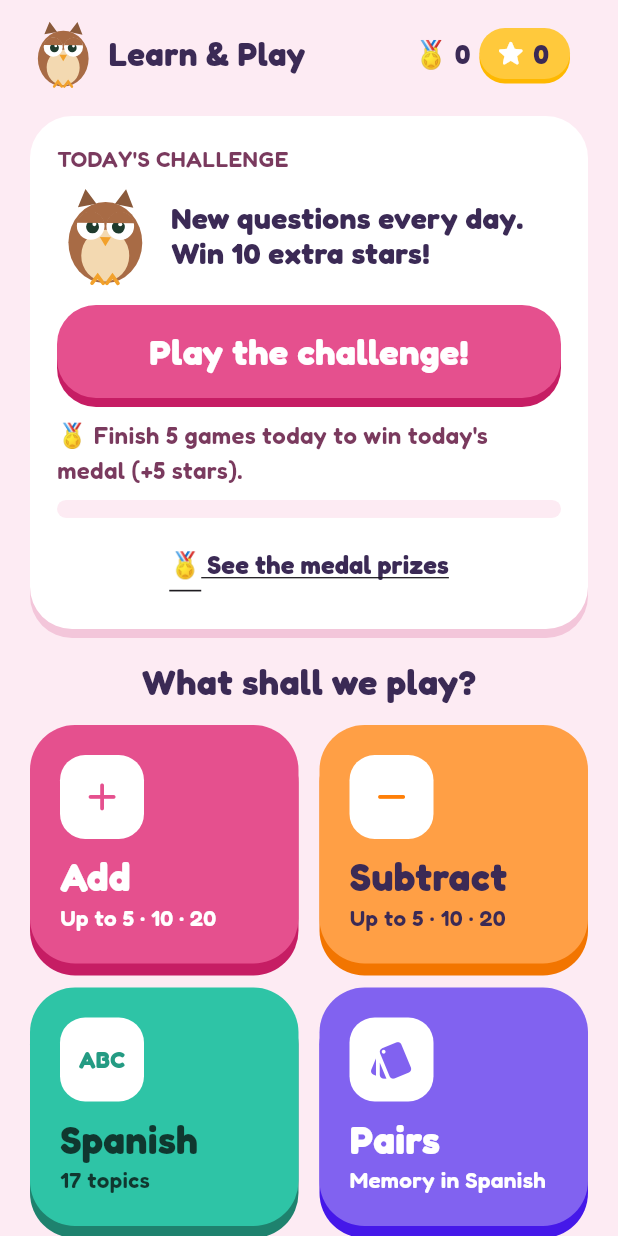
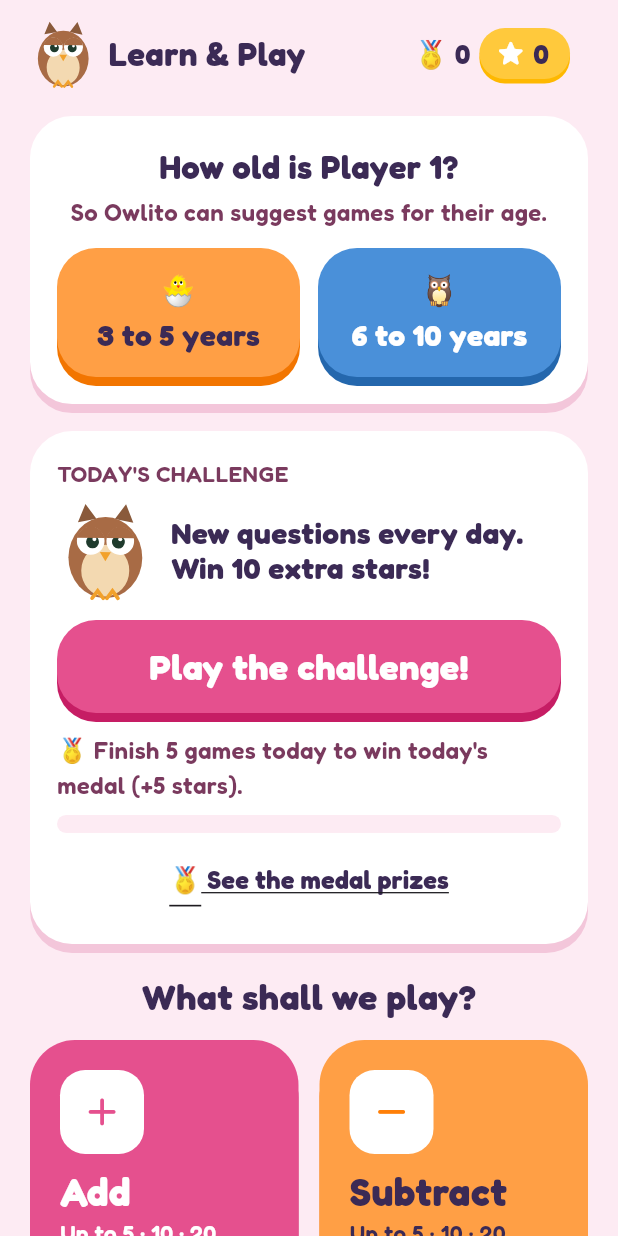
Before and after one commit to VL4N/Infantil, a Flutter app: the MenuScreen screen opened directly, on a phone screen of 412 x 824 dp. Run offline on Flutter 3.47's test engine with Material 3 defaults, Android fonts, the phone set to English and light mode, and no system bars; our stand-ins replace audioplayers, flutter_local_notifications, flutter_tts, google_mobile_ads, in_app_purchase, shared_preferences and 1 more; accounts and stored records are empty.

Commit message:
Fase A por edades: edad de cada niño, explicación corta para grandes y "Ya entendí"
- Cada niño tiene su edad (3 a 5 o 6 a 10): se pregunta una vez en el menú, se elige
  al agregar un niño y se cambia en la zona de papás.
- Niveles marcados "Para tu edad" según la edad.
- A los grandes, la explicación de un error va directo a la respuesta (sin contar todo).
- Botón "⏭ Ya entendí" a los 2 segundos de empezar la explicación: la corta y deja
  marcada la respuesta para tocarla, sin tener que salir del juego.

Co-Authored-By: Claude Opus 5.5 <noreply@anthropic.com>
Claude-Session: https://claude.ai/code/session_01HnKd8G3W1hyppV29D5Z1Vg

```diff
--- a/lib/screens/menu_screen.dart
+++ b/lib/screens/menu_screen.dart
@@ -101,6 +101,8 @@ class MenuScreen extends StatelessWidget {
     final today = AppState.instance.gamesToday;
     final left = AppState.dailyGoal - today;
     return [
+      // La primera vez: la edad del niño (para recomendarle niveles y acortar las explicaciones).
+      if (AppState.instance.ageGroup == null) ...[const _AgeCard(), const SizedBox(height: 18)],
       _ChallengeCard(today: today, left: left),
       const SizedBox(height: 18),
       Text(tr('¿Qué jugamos?', 'What shall we play?'),
@@ -583,6 +585,8 @@ class MathLevelsScreen extends StatelessWidget {
             Text(tr('Elige un nivel', 'Pick a level'), textAlign: TextAlign.center, style: const TextStyle(fontSize: 26)),
             for (final (max, _) in mathLevels) ...[
               const SizedBox(height: 16),
+              _ForYourAge(
+                subtract ? subtractKey(max) : mathKey(max),
                 BigButton(
                   label: mathLevelLabel(max),
                   locked: !state.canPlayMath(max),
@@ -594,6 +598,7 @@ class MathLevelsScreen extends StatelessWidget {
                               : GameScreen(title: tr('Sumar', 'Add'), progressKey: mathKey(max), makeQuestion: (r) => mathQuestion(r, max)),
                         ))
                       : askPremium(context),
+                ),
               ),
             ],
           ],
@@ -661,6 +666,8 @@ class NumbersScreen extends StatelessWidget {
             Text(tr('Elige un juego', 'Pick a game'), textAlign: TextAlign.center, style: const TextStyle(fontSize: 26)),
             for (final level in numberLevels) ...[
               const SizedBox(height: 16),
+              _ForYourAge(
+                level.key,
                 BigButton(
                   label: level.label,
                   fontSize: 22,
@@ -671,6 +678,7 @@ class NumbersScreen extends StatelessWidget {
                           builder: (_) => GameScreen(title: tr('Números', 'Numbers'), progressKey: level.key, makeQuestion: level.make),
                         ))
                       : askPremium(context),
+                ),
               ),
             ],
           ],
@@ -697,6 +705,8 @@ class LettersScreen extends StatelessWidget {
             Text(tr('Elige un juego', 'Pick a game'), textAlign: TextAlign.center, style: const TextStyle(fontSize: 26)),
             for (final level in letterLevels) ...[
               const SizedBox(height: 16),
+              _ForYourAge(
+                level.key,
                 BigButton(
                   label: level.label,
                   fontSize: 22,
@@ -708,6 +718,7 @@ class LettersScreen extends StatelessWidget {
                         ))
                       : askPremium(context),
                 ),
+              ),
             ],
           ],
         ),
@@ -715,3 +726,77 @@ class LettersScreen extends StatelessWidget {
     );
   }
 }
+
+/// Marca "Para tu edad" en los niveles que se recomiendan según la edad del niño.
+class _ForYourAge extends StatelessWidget {
+  const _ForYourAge(this.levelKey, this.child);
+  final String levelKey;
+  final Widget child;
+
+  @override
+  Widget build(BuildContext context) {
+    if (!AppState.instance.recommended(levelKey)) return child;
+    return Stack(
+      // Mismo ancho que los demás botones.
+      fit: StackFit.passthrough,
+      clipBehavior: Clip.none,
+      children: [
+        child,
+        Positioned(
+          right: 10,
+          top: -10,
+          child: Container(
+            key: Key('for-your-age-$levelKey'),
+            padding: const EdgeInsets.symmetric(horizontal: 10, vertical: 3),
+            decoration: BoxDecoration(color: AppColors.green, borderRadius: BorderRadius.circular(99)),
+            child: Text(tr('👍 Para tu edad', '👍 For your age'),
+                style: const TextStyle(fontSize: 14, fontWeight: FontWeight.w800, color: Colors.white)),
+          ),
+        ),
+      ],
+    );
+  }
+}
+
+/// "¿Cuántos años tiene Sofía?": se pregunta una vez por niño (se puede cambiar en la zona de papás).
+class _AgeCard extends StatelessWidget {
+  const _AgeCard();
+
+  @override
+  Widget build(BuildContext context) {
+    final state = AppState.instance;
+    final p = context.palette;
+    return _Card(
+      child: Column(
+        key: const Key('age-card'),
+        crossAxisAlignment: CrossAxisAlignment.stretch,
+        children: [
+          Text(tr('¿Cuántos años tiene ${state.profile.name}?', 'How old is ${state.profile.name}?'),
+              textAlign: TextAlign.center, style: const TextStyle(fontSize: 22, fontWeight: FontWeight.w800)),
+          const SizedBox(height: 4),
+          Text(tr('Así Owlito le recomienda los juegos de su edad.', 'So Owlito can suggest games for their age.'),
+              textAlign: TextAlign.center, style: TextStyle(fontSize: 16, color: p.inkSoft)),
+          const SizedBox(height: 12),
+          Row(
+            children: [
+              for (final (i, age) in AgeGroup.values.indexed) ...[
+                if (i > 0) const SizedBox(width: 12),
+                Expanded(
+                  child: BigButton(
+                    key: Key('age-${age.name}'),
+                    label: '${age == AgeGroup.small ? '🐣' : '🦉'}\n${age.label}',
+                    fontSize: 20,
+                    color: age == AgeGroup.small ? p.subtract : p.numbers,
+                    textColor: age == AgeGroup.small ? p.subtractInk : p.numbersInk,
+                    padding: const EdgeInsets.symmetric(vertical: 14, horizontal: 8),
+                    onTap: () => state.setAgeGroup(age),
+                  ),
+                ),
+              ],
+            ],
+          ),
+        ],
+      ),
+    );
+  }
+}
--- a/lib/screens/parents_screen.dart
+++ b/lib/screens/parents_screen.dart
@@ -157,10 +157,20 @@ class _Profiles extends StatelessWidget {
             ListTile(
               contentPadding: EdgeInsets.zero,
               title: Text(p.name, style: const TextStyle(fontSize: 18)),
-              subtitle: p.id == state.profile.id ? Text(tr('Está jugando ahora', 'Playing now')) : null,
+              subtitle: Text([
+                state.ageOf(p.id)?.label ?? tr('Edad sin elegir', 'Age not chosen'),
+                if (p.id == state.profile.id) tr('Está jugando ahora', 'Playing now'),
+              ].join(' · ')),
               trailing: Row(
                 mainAxisSize: MainAxisSize.min,
                 children: [
+                  PopupMenuButton<AgeGroup>(
+                    key: Key('age-menu-${p.id}'),
+                    tooltip: tr('Edad', 'Age'),
+                    icon: const Icon(Icons.cake_rounded),
+                    onSelected: (age) => state.setAgeOf(p.id, age),
+                    itemBuilder: (_) => [for (final age in AgeGroup.values) PopupMenuItem(value: age, child: Text(age.label))],
+                  ),
                   IconButton(
                     tooltip: tr('Cambiar nombre', 'Rename'),
                     icon: const Icon(Icons.edit_rounded),
@@ -198,7 +208,21 @@ class _Profiles extends StatelessWidget {
               label: Text(tr('Agregar otro niño o niña', 'Add another child')),
               onPressed: () async {
                 final name = await askName(context);
-                if (name != null) state.addProfile(name);
+                if (name == null || !context.mounted) return;
+                final age = await showDialog<AgeGroup>(
+                  context: context,
+                  builder: (context) => SimpleDialog(
+                    title: Text(tr('¿Cuántos años tiene?', 'How old are they?')),
+                    children: [
+                      for (final age in AgeGroup.values)
+                        SimpleDialogOption(
+                          onPressed: () => Navigator.pop(context, age),
+                          child: Text(age.label, style: const TextStyle(fontSize: 20)),
+                        ),
+                    ],
+                  ),
+                );
+                state.addProfile(name, age: age);
               },
             ),
         ],
--- a/lib/services/app_state.dart
+++ b/lib/services/app_state.dart
@@ -18,6 +18,17 @@ class Profile {
   const Profile(this.id, this.name);
   final int id;
   final String name;
+}
+
+/// Edad del niño: cambia qué niveles se recomiendan y lo larga que es la explicación de un error.
+enum AgeGroup {
+  /// 3 a 5 años: explicaciones completas, contando.
+  small,
+
+  /// 6 a 10 años: explicaciones cortas.
+  big;
+
+  String get label => this == small ? tr('3 a 5 años', '3 to 5 years') : tr('6 a 10 años', '6 to 10 years');
 }
 
 /// Estrellas, progreso por nivel/tema, resumen para papás y estado Premium, guardados en el teléfono.
@@ -145,6 +156,7 @@ class AppState extends ChangeNotifier {
           if (e.contains('=')) MapEntry(e.substring(0, e.lastIndexOf('=')), int.tryParse(e.substring(e.lastIndexOf('=') + 1)) ?? 0),
       ]);
     _challengeDay = prefs.getString(_k('challengeDay')) ?? '';
+    ageGroup = AgeGroup.values.where((a) => a.name == prefs.getString(_k('ageGroup'))).firstOrNull;
     stickers
       ..clear()
       ..addAll(prefs.getStringList(_k('stickers')) ?? const []);
@@ -184,9 +196,10 @@ class AppState extends ChangeNotifier {
   }
 
   /// Agrega un niño (hasta [maxProfiles]). Devuelve su id, o null si ya no caben.
-  int? addProfile(String name) {
+  int? addProfile(String name, {AgeGroup? age}) {
     if (profiles.length >= maxProfiles) return null;
     final id = profiles.map((p) => p.id).reduce((a, b) => a > b ? a : b) + 1;
+    if (age != null) _prefs?.setString('p$id:ageGroup', age.name);
     profiles.add(Profile(id, name.trim().isEmpty ? '${tr('Jugador', 'Player')} ${profiles.length + 1}' : name.trim()));
     _saveProfiles();
     notifyListeners();
@@ -200,6 +213,35 @@ class AppState extends ChangeNotifier {
     _saveProfiles();
     notifyListeners();
   }
+
+  /// Edad del niño que juega (null: todavía no la eligieron; se usa la de los pequeños).
+  AgeGroup? ageGroup;
+  bool get isBig => ageGroup == AgeGroup.big;
+
+  void setAgeGroup(AgeGroup age) {
+    ageGroup = age;
+    _prefs?.setString(_k('ageGroup'), age.name);
+    notifyListeners();
+  }
+
+  /// Edad de otro niño (para la lista de la zona de papás).
+  AgeGroup? ageOf(int id) {
+    final saved = _prefs?.getString(id == 0 ? 'ageGroup' : 'p$id:ageGroup');
+    return AgeGroup.values.where((a) => a.name == saved).firstOrNull;
+  }
+
+  void setAgeOf(int id, AgeGroup age) {
+    if (id == _profileId) return setAgeGroup(age);
+    _prefs?.setString(id == 0 ? 'ageGroup' : 'p$id:ageGroup', age.name);
+    notifyListeners();
+  }
+
+  /// Niveles que se recomiendan para la edad del niño (se marcan "Para tu edad").
+  bool recommended(String key) => (isBig ? _forBig : _forSmall).contains(key);
+  static const _forSmall = {'suma-5', 'suma-10', 'resta-5', 'resta-10', 'sigue-10', 'mayor-10', 'letras-cual', 'letras-empieza'};
+  static const _forBig = {
+    'suma-10', 'suma-20', 'resta-10', 'resta-20', 'sigue-20', 'dos-20', 'mayor-20', 'letras-minuscula', 'letras-leer',
+  };
 
   /// Borra un niño y todo su progreso (siempre queda al menos uno).
   void removeProfile(int id) {
```
Also changed, not shown: lib/screens/game_screen.dart (+38 -2 lines), 3 other files. Lines whose indentation alone changed are shown as unchanged.
